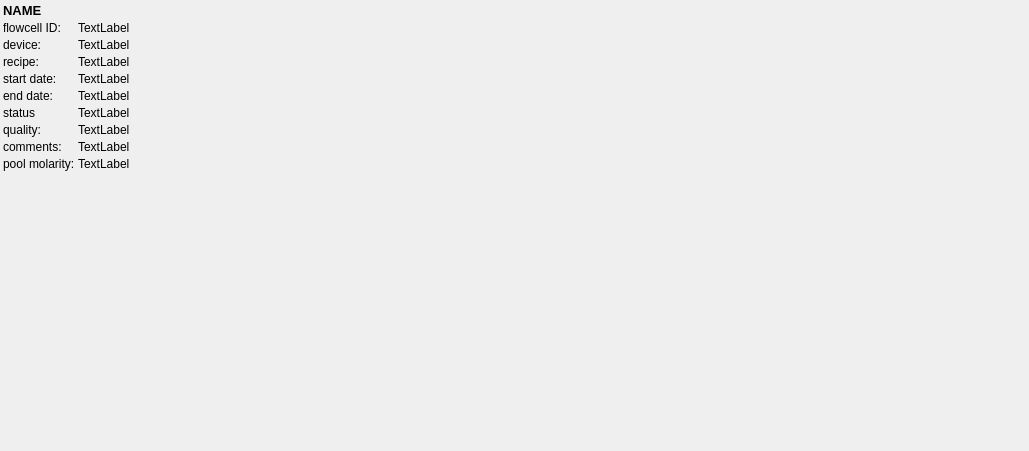
Old version of the form src/GSvar/SequencingRunWidget.ui in the repository imgag/ngs-bits.
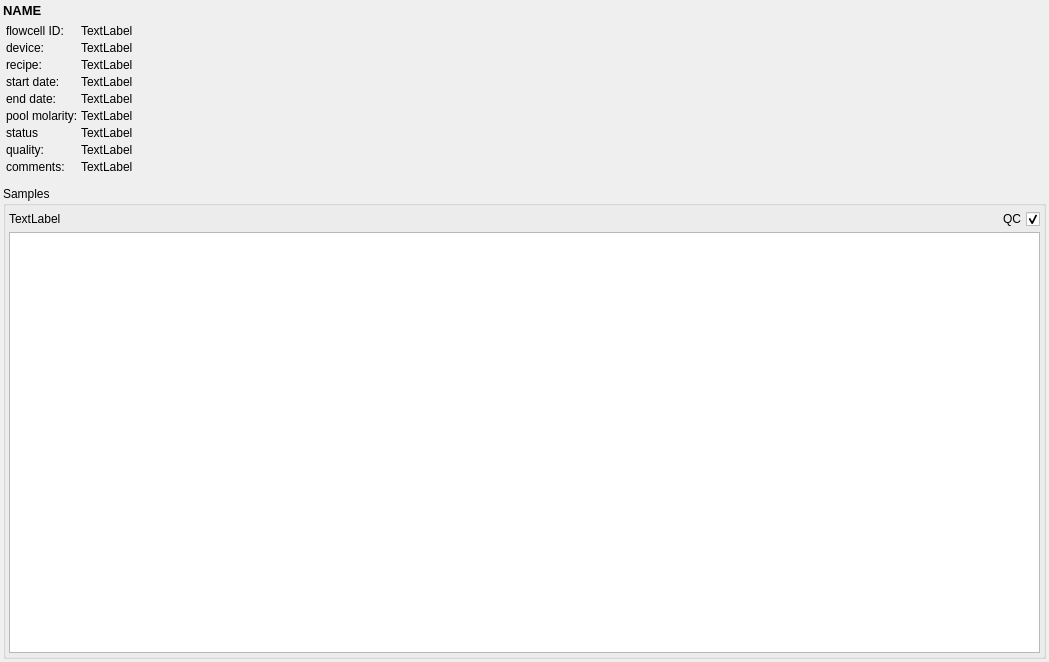
New version of the form. Custom widgets are drawn as their Qt base class.

Diff of the .ui file:
```diff
--- a/src/GSvar/SequencingRunWidget.ui
+++ b/src/GSvar/SequencingRunWidget.ui
@@ -6,8 +6,8 @@
    <rect>
     <x>0</x>
     <y>0</y>
-    <width>1029</width>
-    <height>451</height>
+    <width>1049</width>
+    <height>662</height>
    </rect>
   </property>
   <property name="windowTitle">
@@ -41,6 +41,9 @@
      <property name="text">
       <string>NAME</string>
      </property>
+     <property name="textInteractionFlags">
+      <set>Qt::LinksAccessibleByMouse|Qt::TextSelectableByMouse</set>
+     </property>
     </widget>
    </item>
    <item>
@@ -54,6 +57,18 @@
      <property name="verticalSpacing">
       <number>3</number>
      </property>
+     <property name="leftMargin">
+      <number>3</number>
+     </property>
+     <property name="topMargin">
+      <number>3</number>
+     </property>
+     <property name="rightMargin">
+      <number>3</number>
+     </property>
+     <property name="bottomMargin">
+      <number>9</number>
+     </property>
      <item row="0" column="0">
       <widget class="QLabel" name="label">
        <property name="text">
@@ -61,17 +76,13 @@
        </property>
       </widget>
      </item>
-     <item row="3" column="0">
-      <widget class="QLabel" name="label_2">
+     <item row="0" column="1">
+      <widget class="QLabel" name="fcid">
        <property name="text">
-        <string>start date:</string>
+        <string>TextLabel</string>
        </property>
-      </widget>
-     </item>
-     <item row="4" column="0">
-      <widget class="QLabel" name="label_3">
-       <property name="text">
-        <string>end date:</string>
+       <property name="textInteractionFlags">
+        <set>Qt::LinksAccessibleByMouse|Qt::TextSelectableByMouse</set>
        </property>
       </widget>
      </item>
@@ -82,10 +93,13 @@
        </property>
       </widget>
      </item>
-     <item row="7" column="0">
-      <widget class="QLabel" name="label_6">
+     <item row="1" column="1">
+      <widget class="QLabel" name="device">
        <property name="text">
-        <string>comments:</string>
+        <string>TextLabel</string>
+       </property>
+       <property name="textInteractionFlags">
+        <set>Qt::LinksAccessibleByMouse|Qt::TextSelectableByMouse</set>
        </property>
       </widget>
      </item>
@@ -96,39 +110,21 @@
        </property>
       </widget>
      </item>
-     <item row="5" column="0">
-      <widget class="QLabel" name="label_8">
-       <property name="text">
-        <string>status</string>
-       </property>
-      </widget>
-     </item>
-     <item row="6" column="0">
-      <widget class="QLabel" name="label_7">
-       <property name="text">
-        <string>quality:</string>
-       </property>
-      </widget>
-     </item>
-     <item row="0" column="1">
-      <widget class="QLabel" name="fcid">
-       <property name="text">
-        <string>TextLabel</string>
-       </property>
-      </widget>
-     </item>
-     <item row="1" column="1">
-      <widget class="QLabel" name="device">
-       <property name="text">
-        <string>TextLabel</string>
-       </property>
-      </widget>
-     </item>
      <item row="2" column="1">
       <widget class="QLabel" name="recipe">
        <property name="text">
         <string>TextLabel</string>
        </property>
+       <property name="textInteractionFlags">
+        <set>Qt::LinksAccessibleByMouse|Qt::TextSelectableByMouse</set>
+       </property>
+      </widget>
+     </item>
+     <item row="3" column="0">
+      <widget class="QLabel" name="label_2">
+       <property name="text">
+        <string>start date:</string>
+       </property>
       </widget>
      </item>
      <item row="3" column="1">
@@ -136,6 +132,16 @@
        <property name="text">
         <string>TextLabel</string>
        </property>
+       <property name="textInteractionFlags">
+        <set>Qt::LinksAccessibleByMouse|Qt::TextSelectableByMouse</set>
+       </property>
+      </widget>
+     </item>
+     <item row="4" column="0">
+      <widget class="QLabel" name="label_3">
+       <property name="text">
+        <string>end date:</string>
+       </property>
       </widget>
      </item>
      <item row="4" column="1">
@@ -143,60 +149,156 @@
        <property name="text">
         <string>TextLabel</string>
        </property>
+       <property name="textInteractionFlags">
+        <set>Qt::LinksAccessibleByMouse|Qt::TextSelectableByMouse</set>
+       </property>
       </widget>
      </item>
-     <item row="5" column="1">
-      <widget class="QLabel" name="status">
+     <item row="6" column="0">
+      <widget class="QLabel" name="label_8">
        <property name="text">
-        <string>TextLabel</string>
+        <string>status</string>
        </property>
       </widget>
      </item>
      <item row="6" column="1">
-      <widget class="QLabel" name="quality">
+      <widget class="QLabel" name="status">
        <property name="text">
         <string>TextLabel</string>
+       </property>
+       <property name="textInteractionFlags">
+        <set>Qt::LinksAccessibleByMouse|Qt::TextSelectableByMouse</set>
+       </property>
+      </widget>
+     </item>
+     <item row="7" column="0">
+      <widget class="QLabel" name="label_7">
+       <property name="text">
+        <string>quality:</string>
        </property>
       </widget>
      </item>
      <item row="7" column="1">
-      <widget class="QLabel" name="comments">
+      <widget class="QLabel" name="quality">
        <property name="text">
         <string>TextLabel</string>
        </property>
+       <property name="textInteractionFlags">
+        <set>Qt::LinksAccessibleByMouse|Qt::TextSelectableByMouse</set>
+       </property>
       </widget>
      </item>
      <item row="8" column="0">
+      <widget class="QLabel" name="label_6">
+       <property name="text">
+        <string>comments:</string>
+       </property>
+      </widget>
+     </item>
+     <item row="8" column="1">
+      <widget class="QLabel" name="comments">
+       <property name="text">
+        <string>TextLabel</string>
+       </property>
+       <property name="textInteractionFlags">
+        <set>Qt::LinksAccessibleByMouse|Qt::TextSelectableByMouse</set>
+       </property>
+      </widget>
+     </item>
+     <item row="5" column="0">
       <widget class="QLabel" name="label_9">
        <property name="text">
         <string>pool molarity:</string>
        </property>
       </widget>
      </item>
-     <item row="8" column="1">
+     <item row="5" column="1">
       <widget class="QLabel" name="molarity_and_method">
        <property name="text">
         <string>TextLabel</string>
        </property>
+       <property name="textInteractionFlags">
+        <set>Qt::LinksAccessibleByMouse|Qt::TextSelectableByMouse</set>
+       </property>
       </widget>
      </item>
     </layout>
    </item>
    <item>
-    <spacer name="verticalSpacer">
-     <property name="orientation">
-      <enum>Qt::Vertical</enum>
+    <widget class="QGroupBox" name="groupBox">
+     <property name="title">
+      <string>Samples</string>
      </property>
-     <property name="sizeHint" stdset="0">
-      <size>
-       <width>20</width>
-       <height>40</height>
-      </size>
+     <property name="flat">
+      <bool>true</bool>
      </property>
-    </spacer>
+     <layout class="QGridLayout" name="gridLayout">
+      <property name="leftMargin">
+       <number>3</number>
+      </property>
+      <property name="topMargin">
+       <number>3</number>
+      </property>
+      <property name="rightMargin">
+       <number>3</number>
+      </property>
+      <property name="bottomMargin">
+       <number>3</number>
+      </property>
+      <property name="spacing">
+       <number>3</number>
+      </property>
+      <item row="0" column="0" colspan="3">
+       <widget class="QLabel" name="sample_count">
+        <property name="text">
+         <string>TextLabel</string>
+        </property>
+       </widget>
+      </item>
+      <item row="0" column="4">
+       <widget class="QCheckBox" name="show_qc">
+        <property name="toolTip">
+         <string>&lt;html&gt;&lt;head/&gt;&lt;body&gt;&lt;p&gt;Show QC columns.&lt;/p&gt;&lt;/body&gt;&lt;/html&gt;</string>
+        </property>
+        <property name="layoutDirection">
+         <enum>Qt::RightToLeft</enum>
+        </property>
+        <property name="text">
+         <string>QC</string>
+        </property>
+        <property name="checked">
+         <bool>true</bool>
+        </property>
+       </widget>
+      </item>
+      <item row="1" column="0" colspan="5">
+       <widget class="DBTableWidget" name="samples"/>
+      </item>
+      <item row="0" column="3">
+       <spacer name="horizontalSpacer">
+        <property name="orientation">
+         <enum>Qt::Horizontal</enum>
+        </property>
+        <property name="sizeHint" stdset="0">
+         <size>
+          <width>40</width>
+          <height>20</height>
+         </size>
+        </property>
+       </spacer>
+      </item>
+     </layout>
+    </widget>
    </item>
   </layout>
  </widget>
+ <customwidgets>
+  <customwidget>
+   <class>DBTableWidget</class>
+   <extends>QTableWidget</extends>
+   <header>DBTableWidget.h</header>
+  </customwidget>
+ </customwidgets>
  <resources/>
  <connections/>
 </ui>
```
